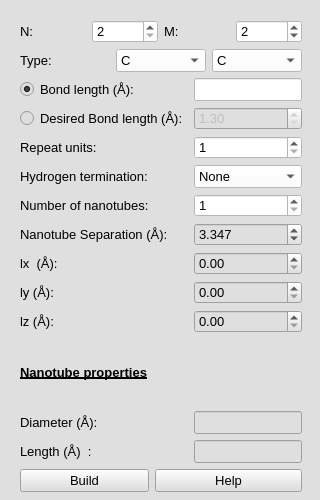
First picture: the form in furiousatoms/forms/NanoRope.ui, repository nasimanousheh/furious-atoms, before the edit.
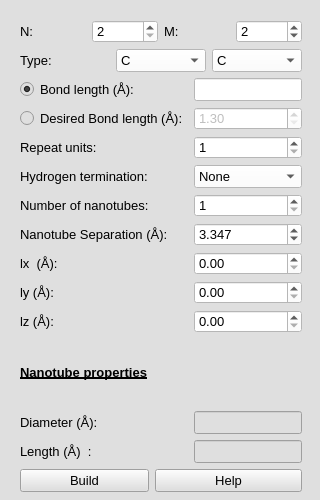
Second picture: the form after the edit.

Commit message: Changed the color of stylesheet to white

Diff of the .ui file:
```diff
--- a/furiousatoms/forms/NanoRope.ui
+++ b/furiousatoms/forms/NanoRope.ui
@@ -289,6 +289,9 @@
           <pointsize>10</pointsize>
          </font>
         </property>
+        <property name="styleSheet">
+         <string notr="true">background-color: rgb(255, 255, 255);</string>
+        </property>
         <property name="minimum">
          <double>1.300000000000000</double>
         </property>
@@ -325,6 +328,9 @@
           <pointsize>10</pointsize>
          </font>
         </property>
+        <property name="styleSheet">
+         <string notr="true">background-color: rgb(255, 255, 255);</string>
+        </property>
         <property name="decimals">
          <number>3</number>
         </property>
@@ -346,6 +352,9 @@
           <pointsize>10</pointsize>
          </font>
         </property>
+        <property name="styleSheet">
+         <string notr="true">background-color: rgb(255, 255, 255);</string>
+        </property>
         <property name="decimals">
          <number>2</number>
         </property>
@@ -415,6 +424,9 @@
           <pointsize>10</pointsize>
          </font>
         </property>
+        <property name="styleSheet">
+         <string notr="true">background-color: rgb(255, 255, 255);</string>
+        </property>
         <property name="decimals">
          <number>2</number>
         </property>
@@ -505,6 +517,9 @@
           <pointsize>10</pointsize>
          </font>
         </property>
+        <property name="styleSheet">
+         <string notr="true">background-color: rgb(255, 255, 255);</string>
+        </property>
         <property name="decimals">
          <number>2</number>
         </property>
```
The commit also changes 5 other files.
